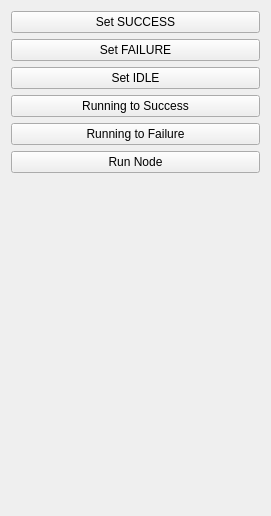
Before: the Qt Designer form bt_editor/sidepanel_interpreter.ui in Affonso-Gui/Groot, drawn with Qt 5.
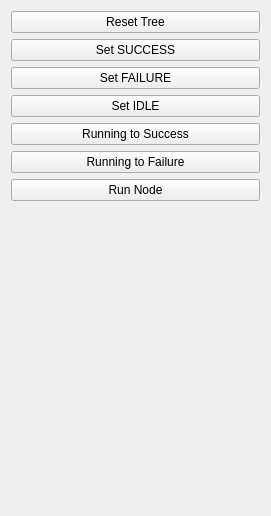
After: the same form once the commit is applied.

Commit message: Add button to reset tree status in interpreter mode

```diff
--- a/bt_editor/sidepanel_interpreter.ui
+++ b/bt_editor/sidepanel_interpreter.ui
@@ -29,6 +29,13 @@
    </item>
    <item row="0" column="0">
     <layout class="QVBoxLayout" name="verticalLayout">
+     <item>
+      <widget class="QPushButton" name="buttonResetTree">
+       <property name="text">
+        <string>Reset Tree</string>
+       </property>
+      </widget>
+     </item>
      <item>
       <widget class="QPushButton" name="buttonSetSuccess">
        <property name="text">
```
The commit also changes 2 other files.
